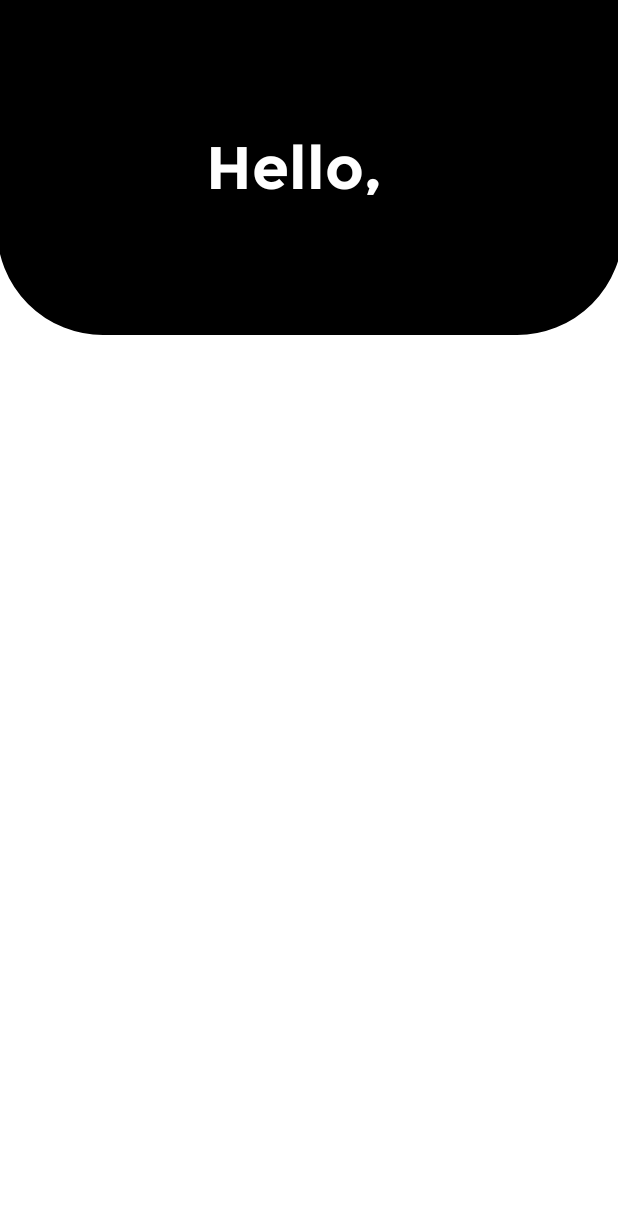
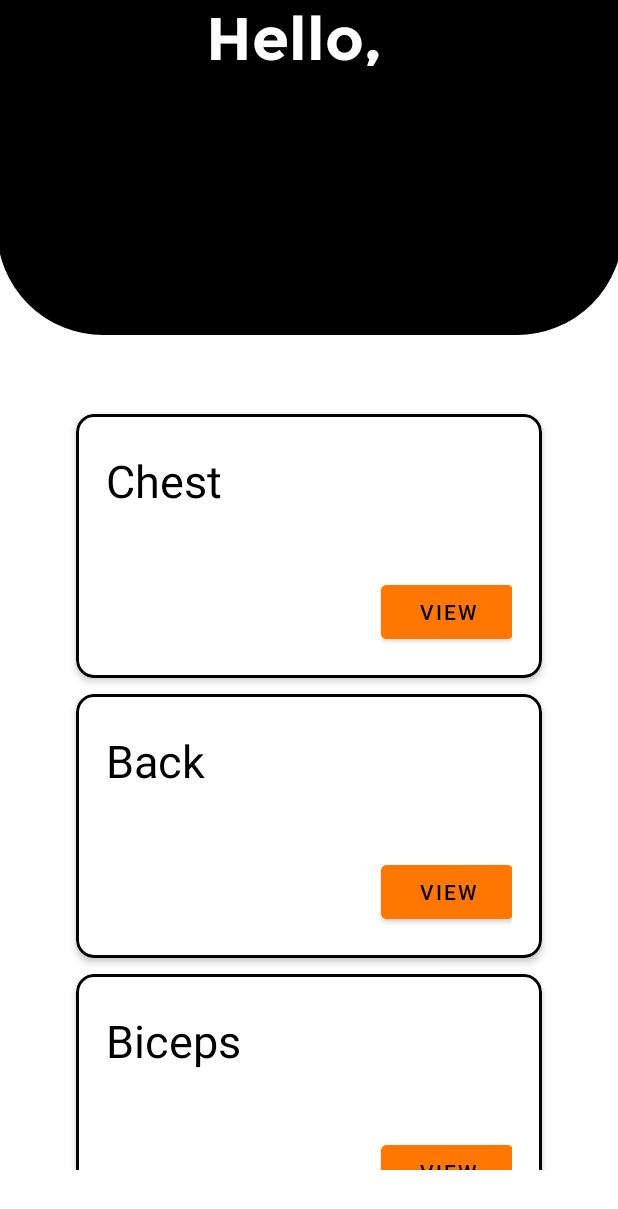
Before and after one commit to Adrito-M/FitnessAid, an Android app: the PresetsScreen screen opened directly, with no data from a screen before it, on a phone screen of 412 x 824 dp. Shown: the top 1209 px of the screen. Run offline under Robolectric (Android 15) with nearby library versions, the phone set to English and light mode, and no system bars.

Commit message:
preset recycler view done!

```diff
--- a/app/src/main/java/com/contest/fitnessaid/PresetsScreen.kt
+++ b/app/src/main/java/com/contest/fitnessaid/PresetsScreen.kt
@@ -5,11 +5,23 @@ import android.content.SharedPreferences
 import androidx.appcompat.app.AppCompatActivity
 import android.os.Bundle
 import android.widget.TextView
+import androidx.recyclerview.widget.LinearLayoutManager
+import androidx.recyclerview.widget.RecyclerView
 
 class PresetsScreen : AppCompatActivity() {
+
+    private var layoutManager: RecyclerView.LayoutManager? = null
+    private var adapter: RecyclerView.Adapter<RecyclerAdapter.ViewHolder>? = null
+
     override fun onCreate(savedInstanceState: Bundle?) {
         super.onCreate(savedInstanceState)
         setContentView(R.layout.activity_presets_screen)
+
+        val  recyclerView=findViewById<RecyclerView>(R.id.preset_view)
+        layoutManager = LinearLayoutManager(this)
+        recyclerView.layoutManager = layoutManager
+        adapter=RecyclerAdapter()
+        recyclerView.adapter=adapter
 
         val sharedPreferences: SharedPreferences = getSharedPreferences("PREFERENCE_NAME", Context.MODE_PRIVATE)
         val username = sharedPreferences.getString("username", " ")
--- a/app/src/main/java/com/contest/fitnessaid/RecyclerAdapter.kt
+++ b/app/src/main/java/com/contest/fitnessaid/RecyclerAdapter.kt
@@ -1,24 +1,41 @@
 package com.contest.fitnessaid
 
+import android.view.LayoutInflater
 import android.view.View
 import androidx.recyclerview.widget.RecyclerView
 import android.view.ViewGroup
+import android.widget.Button
+import android.widget.TextView
 
 class RecyclerAdapter: RecyclerView.Adapter<RecyclerAdapter.ViewHolder>() {
+
+    private var titles = arrayOf("Chest", "Back", "Biceps", "Triceps", "Leg", "Cardio")
+
     override fun onCreateViewHolder(parent: ViewGroup, viewType: Int): RecyclerAdapter.ViewHolder {
-        TODO("Not yet implemented")
+        val v = LayoutInflater.from(parent.context).inflate(R.layout.presets_card_layout, parent, false)
+        return ViewHolder(v)
     }
 
     override fun onBindViewHolder(holder: RecyclerAdapter.ViewHolder, position: Int) {
-        TODO("Not yet implemented")
+        holder.presetTitle.text = titles[position]
     }
 
     override fun getItemCount(): Int {
-        TODO("Not yet implemented")
+        return titles.size
     }
 
     inner class ViewHolder(itemView: View): RecyclerView.ViewHolder(itemView) {
 
+        var presetTitle : TextView
+        var activitiesIn : TextView
+        var viewButton : Button
+
+        init {
+            presetTitle = itemView.findViewById(R.id.preset_title)
+            activitiesIn = itemView.findViewById(R.id.activities_in)
+            viewButton = itemView.findViewById(R.id.view_button)
+        }
+
     }
 
 }
--- a/app/src/main/res/layout/activity_presets_screen.xml
+++ b/app/src/main/res/layout/activity_presets_screen.xml
@@ -12,7 +12,7 @@
         android:layout_height="223dp"
         android:background="@drawable/rounded_corner"
         android:fontFamily="@font/montserratbold"
-        android:gravity="center"
+        android:gravity="center_horizontal"
         android:text="Hello"
         android:textAlignment="center"
         android:textColor="@color/white"
@@ -21,4 +21,13 @@
         app:layout_constraintEnd_toEndOf="parent"
         app:layout_constraintStart_toStartOf="parent"
         app:layout_constraintTop_toTopOf="parent" />
+
+    <androidx.recyclerview.widget.RecyclerView
+        android:id="@+id/preset_view"
+        android:layout_width="321dp"
+        android:layout_height="509dp"
+        android:layout_marginBottom="44dp"
+        app:layout_constraintBottom_toBottomOf="parent"
+        app:layout_constraintEnd_toEndOf="parent"
+        app:layout_constraintStart_toStartOf="parent" />
 </androidx.constraintlayout.widget.ConstraintLayout>
--- a/app/src/main/res/layout/presets_card_layout.xml
+++ b/app/src/main/res/layout/presets_card_layout.xml
@@ -1,5 +1,5 @@
 <?xml version="1.0" encoding="utf-8"?>
-<androidx.cardview.widget.CardView xmlns:android="http://schemas.android.com/apk/res/android"
+<com.google.android.material.card.MaterialCardView xmlns:android="http://schemas.android.com/apk/res/android"
     xmlns:tools="http://schemas.android.com/tools"
     android:layout_width="match_parent"
     android:layout_height="wrap_content"
@@ -10,6 +10,8 @@
     app:cardCornerRadius="12dp"
     app:cardElevation="3dp"
     app:contentPadding="4dp"
+    app:strokeColor="@color/black"
+    app:strokeWidth="2dp"
     >
 
     <androidx.constraintlayout.widget.ConstraintLayout
@@ -27,7 +29,8 @@
             app:layout_constraintEnd_toEndOf="parent"
             app:layout_constraintHorizontal_bias="0.0"
             app:layout_constraintStart_toStartOf="parent"
-            app:layout_constraintTop_toTopOf="parent" />
+            app:layout_constraintTop_toTopOf="parent"
+            android:textColor="@color/black"/>
 
         <TextView
             android:id="@+id/activities_in"
@@ -36,7 +39,8 @@
             android:layout_marginStart="4dp"
             android:layout_marginBottom="32dp"
             app:layout_constraintBottom_toBottomOf="parent"
-            app:layout_constraintStart_toStartOf="parent" />
+            app:layout_constraintStart_toStartOf="parent"
+            android:textColor="@color/black"/>
 
         <Button
             android:id="@+id/view_button"
@@ -56,4 +60,4 @@
 
     </androidx.constraintlayout.widget.ConstraintLayout>
 
-</androidx.cardview.widget.CardView>
+</com.google.android.material.card.MaterialCardView>
```
